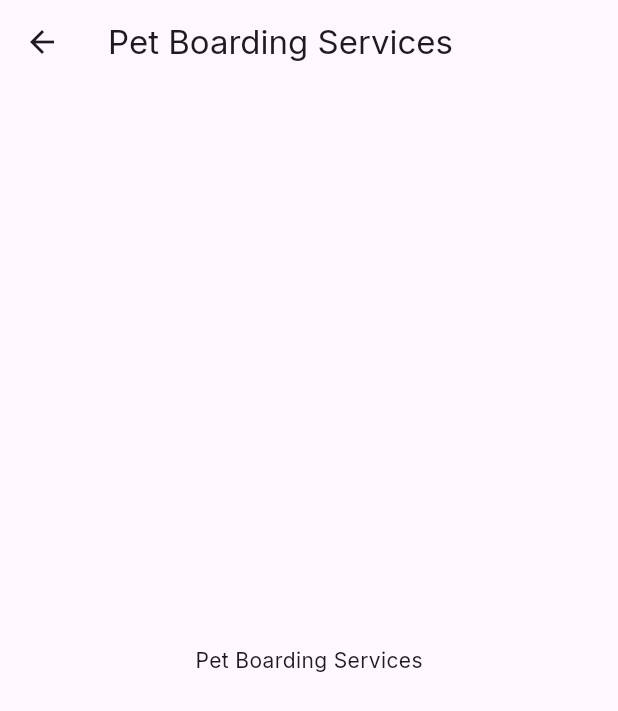
After one commit to Pamfurred-Service-Provider/pamfurred_service_provider, a Flutter app: the PetBoardingScreen screen opened directly, on a phone screen of 412 x 824 dp. The commit adds this screen. Shown: the top 711 px of the screen. Run offline on Flutter 3.47's test engine with Material 3 defaults, Android fonts, the phone set to English and light mode, and no system bars; our stand-ins replace email_validator, google_fonts, image_picker, intl_phone_field, salomon_bottom_bar, table_calendar.

```diff
--- /dev/null
+++ b/lib/components/pet_boarding.dart
@@ -0,0 +1,13 @@
+import 'package:flutter/material.dart';
+
+class PetBoardingScreen extends StatelessWidget {
+  @override
+  Widget build(BuildContext context) {
+    return Scaffold(
+      appBar: AppBar(title: Text('Pet Boarding Services')),
+      body: Center(
+        child: Text('Pet Boarding Services'),
+      ),
+    );
+  }
+}
--- /dev/null
+++ b/lib/components/veterinary.dart
@@ -0,0 +1,11 @@
+import 'package:flutter/material.dart';
+
+class VeterinaryScreen extends StatelessWidget {
+  @override
+  Widget build(BuildContext context) {
+    return Scaffold(
+      appBar: AppBar(title: Text('Veterinary Services')),
+      body: Center(child: Text('Veterinary Services')),
+    );
+  }
+}
--- a/lib/main.dart
+++ b/lib/main.dart
@@ -2,7 +2,6 @@ import 'package:google_fonts/google_fonts.dart';
 import 'package:flutter/material.dart';
 import 'package:service_provider/components/globals.dart';
 import 'package:service_provider/screens/main_screen.dart';
-// import 'package:service_provider/screens/notification_screen.dart';
 
 void main() {
   WidgetsFlutterBinding.ensureInitialized();
--- a/lib/screens/home_screen.dart
+++ b/lib/screens/home_screen.dart
@@ -12,6 +12,12 @@ class HomeScreen extends StatefulWidget {
 
 class HomeScreenState extends State<HomeScreen> {
   int selectedYear = years.first;
+
+  //Static Data
+  final List<String> store = [
+    'Paws and Claws Pet Station',
+    'Groomers on the Go'
+  ];
 
   @override
   Widget build(BuildContext context) {
```
Also changed, not shown: lib/screens/services.dart (+72 -6 lines).
